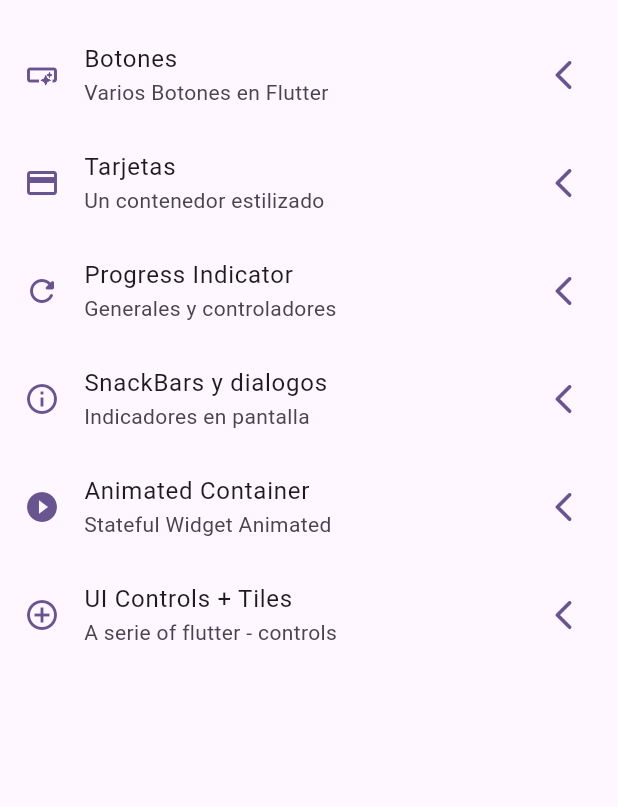
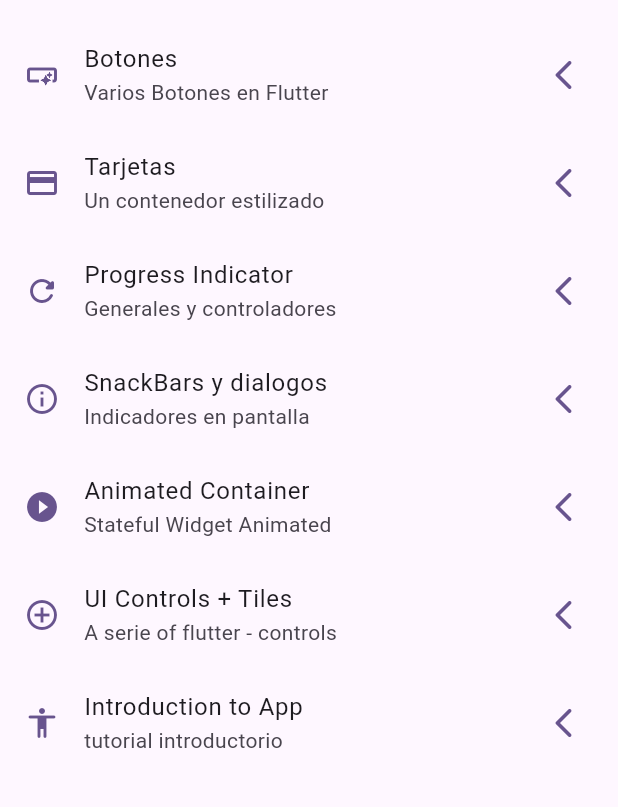
Before and after one commit to Juancarlos56/Dark-Flutter-Course-dev-telles, a Flutter app: the screen it shows after launch, on a phone screen of 412 x 824 dp, the part 63-870 px from its top. Run offline on Flutter 3.47's test engine with Material 3 defaults, Android fonts, the phone set to English and light mode, and no system bars; our stand-ins replace animate_do, dio, go_router, video_player.

Commit message:
add to assets

```diff
--- a/widgets_app/lib/config/menu/menu_items.dart
+++ b/widgets_app/lib/config/menu/menu_items.dart
@@ -44,4 +44,9 @@
       subtitle: 'A serie of flutter - controls ',
       link: '/ui-controls',
       icon: Icons.control_point_sharp),
+  MenuItem(
+      title: 'Introduction to App',
+      subtitle: 'tutorial introductorio',
+      link: '/tutorial',
+      icon: Icons.accessibility_rounded),
 ];
--- a/widgets_app/lib/config/router/app_router.dart
+++ b/widgets_app/lib/config/router/app_router.dart
@@ -41,5 +41,10 @@
       name: UiControlsScreen.name,
       builder: (context, state) => const UiControlsScreen(),
     ),
+    GoRoute(
+      path: '/tutorial',
+      name: AppTutorialScreen.name,
+      builder: (context, state) => const AppTutorialScreen(),
+    ),
   ],
 );
--- a/widgets_app/pubspec.yaml
+++ b/widgets_app/pubspec.yaml
@@ -18,3 +18,6 @@
 
 flutter:
   uses-material-design: true
+
+assets:
+  - assets: assets/images/
```
Also changed, not shown: 1 other file.
